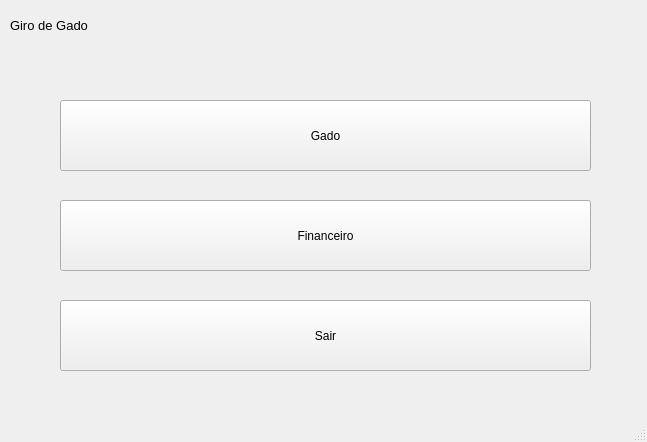
MaceGabriel/GiroDeGado, file homescreen.ui: the form before one commit.
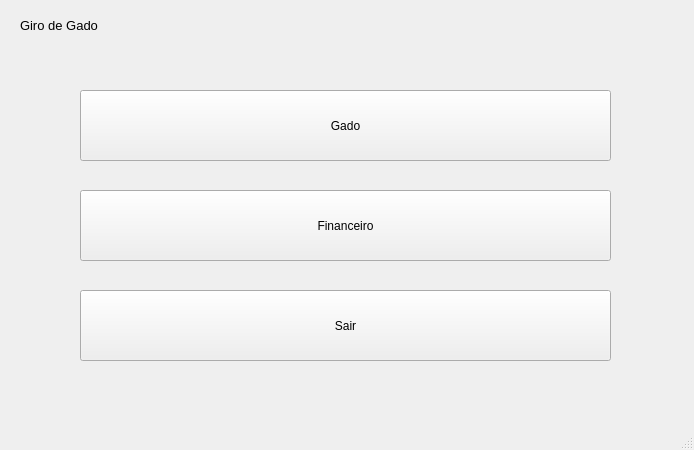
The form after the commit.

The edit to the form file:
```diff
--- a/homescreen.ui
+++ b/homescreen.ui
@@ -6,8 +6,8 @@
    <rect>
     <x>0</x>
     <y>0</y>
-    <width>647</width>
-    <height>442</height>
+    <width>694</width>
+    <height>450</height>
    </rect>
   </property>
   <property name="windowTitle">
@@ -17,8 +17,8 @@
    <widget class="QPushButton" name="pushButton">
     <property name="geometry">
      <rect>
-      <x>60</x>
-      <y>100</y>
+      <x>80</x>
+      <y>90</y>
       <width>531</width>
       <height>71</height>
      </rect>
@@ -30,8 +30,8 @@
    <widget class="QPushButton" name="pushButton_3">
     <property name="geometry">
      <rect>
-      <x>60</x>
-      <y>300</y>
+      <x>80</x>
+      <y>290</y>
       <width>531</width>
       <height>71</height>
      </rect>
@@ -43,8 +43,8 @@
    <widget class="QPushButton" name="pushButton_2">
     <property name="geometry">
      <rect>
-      <x>60</x>
-      <y>200</y>
+      <x>80</x>
+      <y>190</y>
       <width>531</width>
       <height>71</height>
      </rect>
@@ -56,7 +56,7 @@
    <widget class="QLabel" name="label">
     <property name="geometry">
      <rect>
-      <x>10</x>
+      <x>20</x>
       <y>10</y>
       <width>121</width>
       <height>31</height>
```
Left out of the diff: 4 changed lines with no effect on the pictures.
